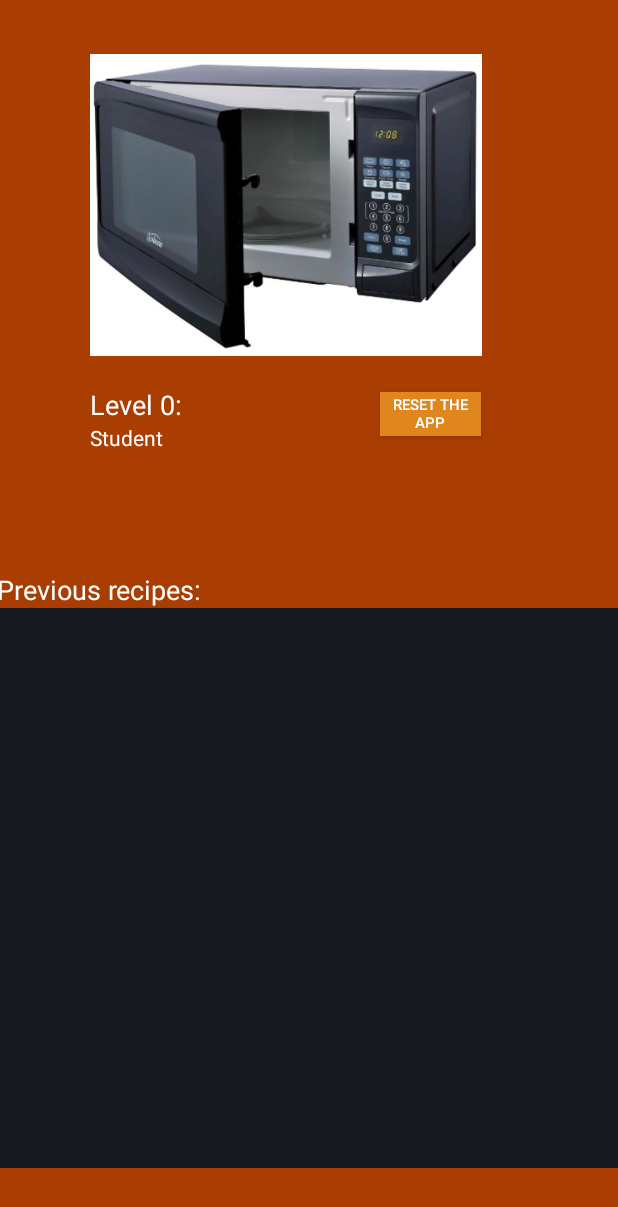
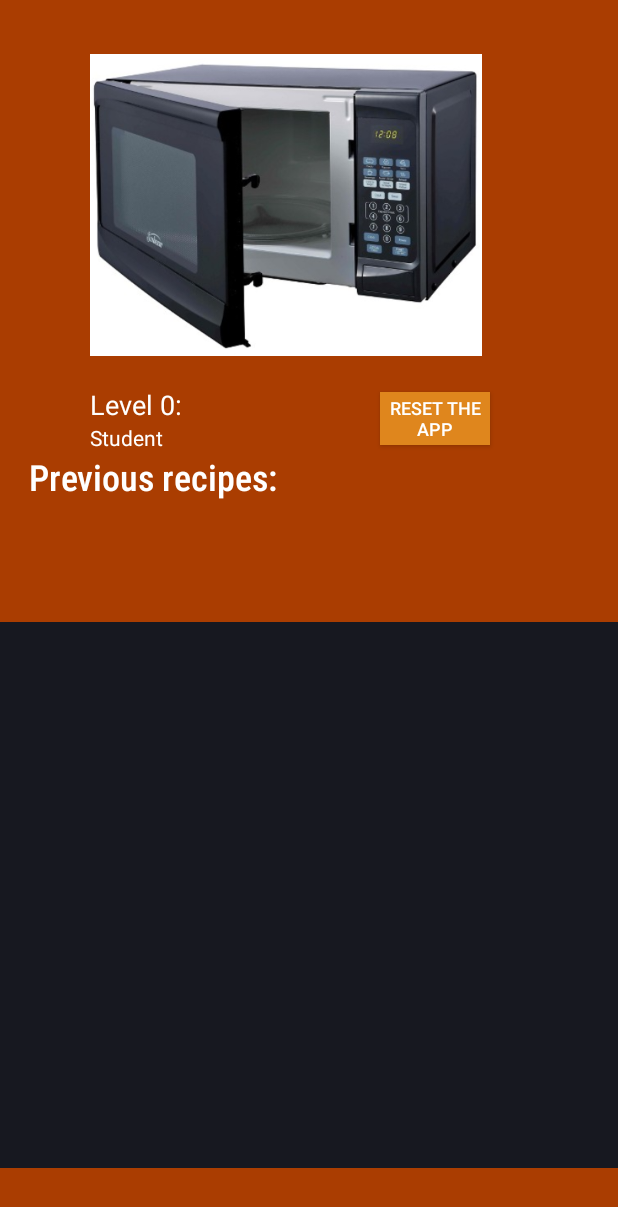
Before and after one commit to gitGut01/CookFun, an Android app: the screen it shows after launch (LvlDetailActivity), after a tap on "Level 0:", on a phone screen of 412 x 824 dp. Shown: the top 1207 px of the screen. Run offline under Robolectric (Android 15) with nearby library versions, the phone set to English and light mode, and no system bars; our stand-ins replace Room's generated code.

Commit message:
Changed some layout files for better constraints of UI elements in the activities

```diff
--- a/app/src/main/java/com/example/recipesapp/MainActivity.java
+++ b/app/src/main/java/com/example/recipesapp/MainActivity.java
@@ -335,7 +335,7 @@ public class MainActivity extends AppCompatActivity implements FragmentA.Fragmen
                 btnMadeIt.setText(getString(R.string.btn_already_made));
                 btnMadeIt.setEnabled(false);
             }
-            tvScore.setText("Points to get: " + String.valueOf((int) recipeMetaData.getSocialRank()));
+            tvScore.setText("Points to get: " + String.valueOf((int) recipeMetaData.getSocialRank()) + " ");
 
 
             recyclerView.setVisibility(View.VISIBLE);
--- a/app/src/main/res/layout/fragment_a.xml
+++ b/app/src/main/res/layout/fragment_a.xml
@@ -22,8 +22,8 @@
         android:id="@+id/tvLvl"
         android:layout_width="wrap_content"
         android:layout_height="wrap_content"
-        android:layout_marginStart="8dp"
-        android:layout_marginLeft="8dp"
+        android:layout_marginStart="10dp"
+        android:layout_marginLeft="10dp"
         android:text="Level 0:"
         android:textColor="@color/color_txt"
         android:textSize="18sp"
--- a/app/src/main/res/layout/lvl_detail.xml
+++ b/app/src/main/res/layout/lvl_detail.xml
@@ -18,29 +18,18 @@
         app:layout_constraintTop_toTopOf="parent"
         tools:srcCompat="@tools:sample/avatars[0]" />
 
-    <android.support.v7.widget.RecyclerView
-        android:id="@+id/rvPrev"
-        android:layout_width="416dp"
-        android:layout_height="373dp"
-        android:layout_marginTop="58dp"
-        android:layout_marginEnd="8dp"
-        android:layout_marginRight="8dp"
-        android:background="@color/color_bg"
-        app:layout_constraintBottom_toBottomOf="parent"
-        app:layout_constraintEnd_toEndOf="parent"
-        app:layout_constraintHorizontal_bias="0.23"
-        app:layout_constraintStart_toStartOf="parent"
-        app:layout_constraintTop_toBottomOf="@+id/txtLvlName" />
-
     <TextView
         android:id="@+id/textView"
         android:layout_width="wrap_content"
         android:layout_height="wrap_content"
+        android:layout_marginEnd="68dp"
+        android:layout_marginRight="68dp"
         android:text="@string/txt_previous_recipes"
         android:textColor="@color/color_txt"
-        android:textSize="18sp"
-        app:layout_constraintBottom_toTopOf="@+id/rvPrev"
-        app:layout_constraintStart_toStartOf="@+id/rvPrev" />
+        android:textSize="24sp"
+        app:fontFamily="sans-serif-condensed-medium"
+        app:layout_constraintEnd_toEndOf="@+id/txtLvlName"
+        app:layout_constraintTop_toBottomOf="@+id/txtLvlName" />
 
     <TextView
         android:id="@+id/txtLvl"
@@ -63,14 +52,36 @@
 
     <Button
         android:id="@+id/btnReset"
-        android:layout_width="67dp"
-        android:layout_height="29dp"
+        android:layout_width="73dp"
+        android:layout_height="35dp"
         android:layout_marginTop="4dp"
         android:background="@drawable/bg_button"
         android:onClick="onClickReset"
         android:text="@string/btn_reset"
         android:textColor="@color/color_txt"
-        android:textSize="10sp"
+        android:textSize="12sp"
         app:layout_constraintStart_toEndOf="@+id/txtLvlName"
         app:layout_constraintTop_toBottomOf="@+id/imgLvl" />
+
+    <android.support.constraint.ConstraintLayout
+        android:layout_width="414dp"
+        android:layout_height="364dp"
+        android:layout_marginTop="35dp"
+        app:layout_constraintBottom_toBottomOf="parent"
+        app:layout_constraintEnd_toEndOf="parent"
+        app:layout_constraintHorizontal_bias="0.666"
+        app:layout_constraintStart_toStartOf="parent"
+        android:background="@color/color_bg"
+        app:layout_constraintTop_toBottomOf="@+id/textView">
+
+        <android.support.v7.widget.RecyclerView
+            android:id="@+id/rvPrev"
+            android:layout_width="408dp"
+            android:layout_height="334dp"
+            android:background="@color/color_bg"
+            app:layout_constraintEnd_toEndOf="parent"
+            app:layout_constraintHorizontal_bias="0.133"
+            app:layout_constraintStart_toStartOf="parent"
+            app:layout_constraintTop_toTopOf="parent" />
+    </android.support.constraint.ConstraintLayout>
 </android.support.constraint.ConstraintLayout>
```
Also changed, not shown: app/src/main/res/layout/activity_main.xml (+22 -8 lines).
